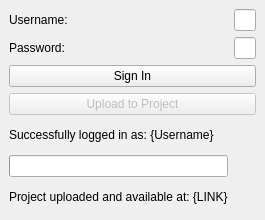
First picture: the form in enernite/enernite_dockwidget_base.ui, repository Enernite/EnerniteUploader, before the edit.
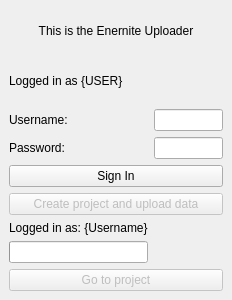
Second picture: the form after the edit.

What changed in the file:
```diff
--- a/enernite/enernite_dockwidget_base.ui
+++ b/enernite/enernite_dockwidget_base.ui
@@ -7,13 +7,38 @@
     <x>0</x>
     <y>0</y>
     <width>232</width>
-    <height>220</height> <!-- Adjusted height to accommodate new elements -->
+    <height>300</height> <!-- Adjusted height to accommodate new elements -->
    </rect>
   </property>
   <property name="windowTitle">
    <string>Enernite Uploader</string>
   </property>
   <widget class="QWidget" name="dockWidgetContents">
+   <layout class="QVBoxLayout" name="verticalLayout"> <!-- Changed layout to QVBoxLayout -->
+    <!-- New banner widget -->
+
+    <item>
+     <widget class="QLabel" name="bannerLabel">
+      <property name="text">
+       <string>This is the Enernite Uploader</string>
+      </property>
+      <property name="alignment">
+       <set>Qt::AlignCenter</set>
+      </property>
+     </widget>
+    </item>
+
+    <item>
+     <widget class="QLabel" name="usernameLoggedIn">
+      <property name="text">
+       <string>Logged in as {USER}</string>
+      </property>
+
+     </widget>
+    </item>
+
+    <item>
+    
    <layout class="QGridLayout" name="gridLayout">
     <item row="0" column="0">
      <widget class="QLabel" name="usernameLabel">
@@ -49,7 +74,7 @@
     <item row="3" column="0" colspan="2">
      <widget class="QPushButton" name="uploadToProjectButton">
       <property name="text">
-       <string>Upload to Project</string>
+         <string>Create project and upload data</string>
       </property>
       <property name="enabled">
        <bool>false</bool>
@@ -64,7 +89,7 @@
        <bool>false</bool>
       </property>
       <property name="text">
-       <string>Successfully logged in as: {Username}</string>
+         <string>Logged in as: {Username}</string>
       </property>
      </widget>
     </item>
@@ -79,15 +104,20 @@
     </item>
 
     <!-- New item: Project uploaded text field -->
-    <item row="6" column="0" columnspan="2">
-     <widget class="QLabel" name="projectUploadedTextLabel">
-      <property name="hidden">
-       <bool>false</bool>
-      </property>
+      
+
+        <item row="6" column="0" colspan="2">
+       <widget class="QPushButton" name="projectUploadedButton">
       <property name="text">
-       <string>Project uploaded and available at: {LINK}</string>
-      </property>
-     </widget>
+         <string>Go to project</string>
+        </property>
+        <property name="enabled">
+         <bool>false</bool>
+        </property>
+       </widget>
+      </item>
+
+     </layout>
     </item>
    </layout>
   </widget>
```
Left out of the diff: 4 changed lines with no effect on the pictures. Lines whose indentation alone changed are shown as unchanged.
